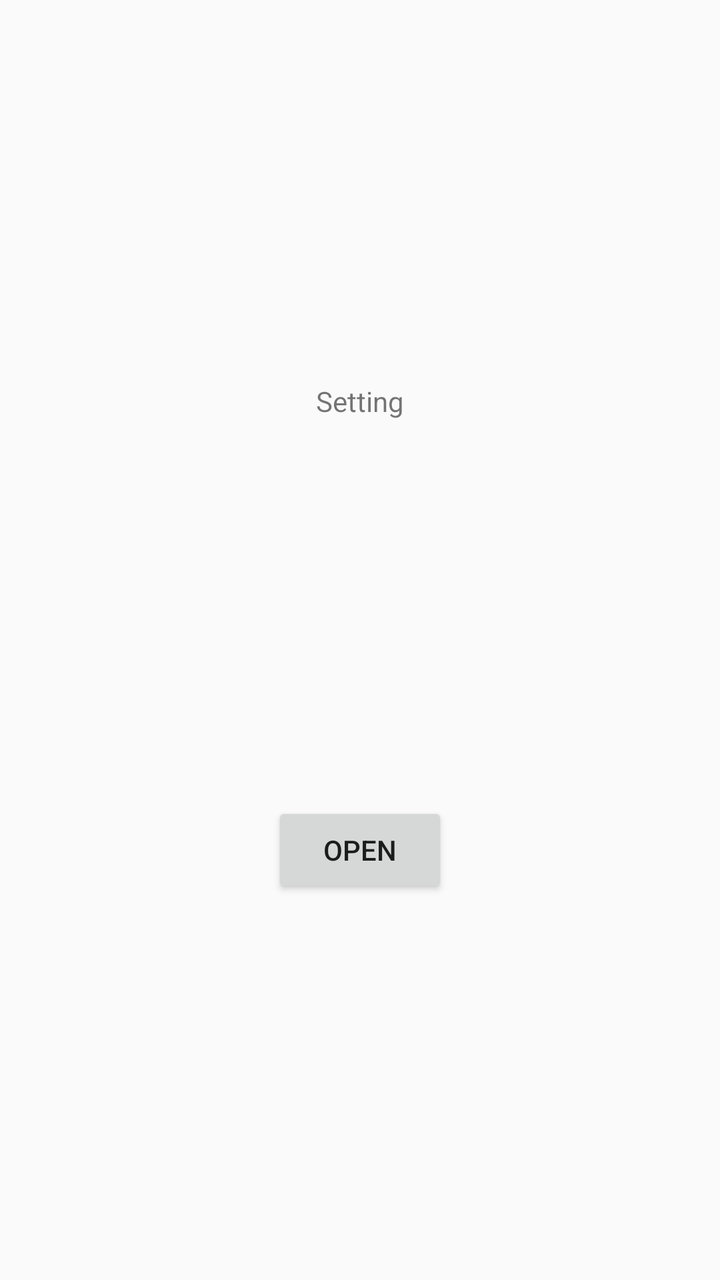
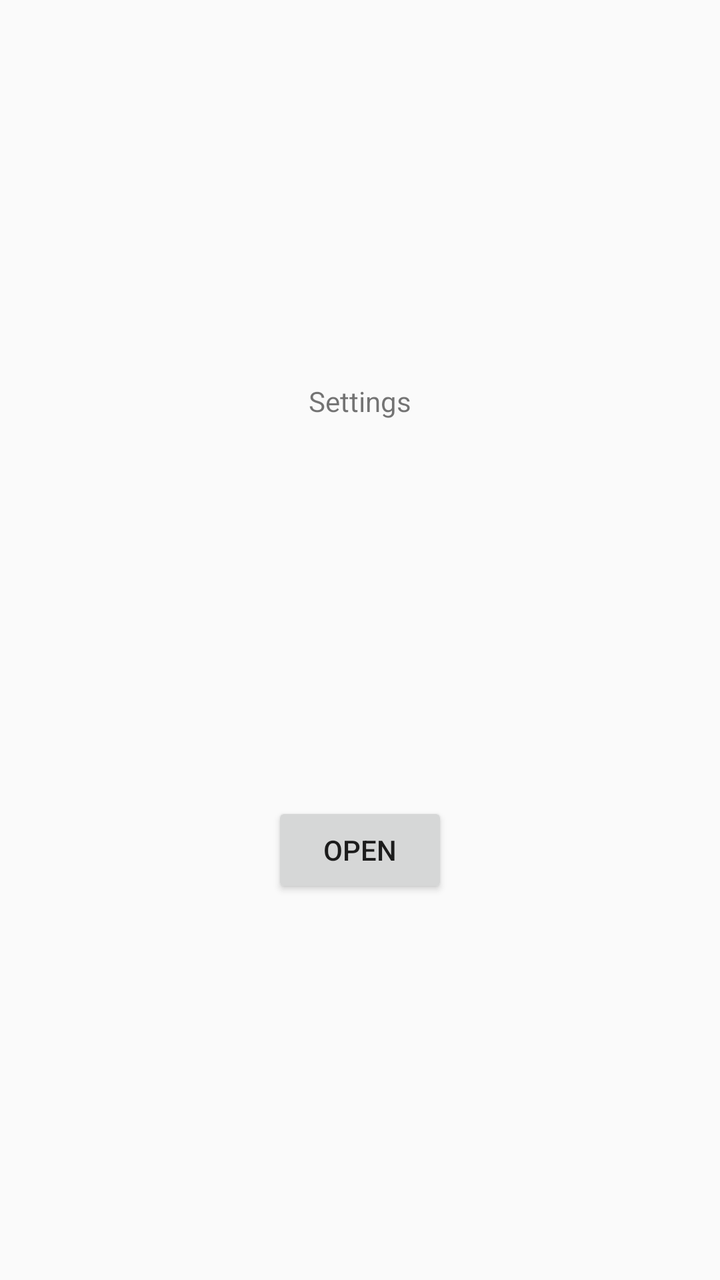

Screens rendered from an Android XML layout before and after an edit, with the pre-edit source and the edit as a unified diff.
<!-- AndroidManifest.xml: application theme Theme.ContentBrowser -->
<!-- res/layout/fragment_setting.xml -->
<?xml version="1.0" encoding="utf-8"?>
<androidx.constraintlayout.widget.ConstraintLayout xmlns:android="http://schemas.android.com/apk/res/android"
    xmlns:app="http://schemas.android.com/apk/res-auto"
    xmlns:tools="http://schemas.android.com/tools"
    android:layout_width="match_parent"
    android:layout_height="match_parent"
    tools:context=".SecondFragment">

    <TextView
        android:id="@+id/textview_second"
        android:layout_width="wrap_content"
        android:layout_height="wrap_content"
        android:text="Setting"
        app:layout_constraintBottom_toTopOf="@id/button_second"
        app:layout_constraintEnd_toEndOf="parent"
        app:layout_constraintStart_toStartOf="parent"
        app:layout_constraintTop_toTopOf="parent" />

    <Button
        android:id="@+id/button_second"
        android:layout_width="wrap_content"
        android:layout_height="wrap_content"
        android:text="Open"
        app:layout_constraintBottom_toBottomOf="parent"
        app:layout_constraintEnd_toEndOf="parent"
        app:layout_constraintStart_toStartOf="parent"
        app:layout_constraintTop_toBottomOf="@id/textview_second" />
</androidx.constraintlayout.widget.ConstraintLayout>
<!-- resources referenced by this layout -->
<resources>
  <style name="Theme.ContentBrowser" parent="Theme.AppCompat.Light.DarkActionBar">
          
          <item name="colorPrimary">@color/colorPrimary</item>
          <item name="colorPrimaryDark">@color/colorPrimaryDark</item>
          <item name="colorAccent">@color/colorAccent</item>
      </style>
  <color name="colorPrimary">#000000</color>
  <color name="colorPrimaryDark">#000000</color>
  <color name="colorAccent">#D81B60</color>
</resources>

<!-- the commit's change to res/layout/fragment_setting.xml (unified diff, before → after) -->
@@ -10,7 +10,7 @@
         android:id="@+id/textview_second"
         android:layout_width="wrap_content"
         android:layout_height="wrap_content"
-        android:text="Setting"
+        android:text="Settings"
         app:layout_constraintBottom_toTopOf="@id/button_second"
         app:layout_constraintEnd_toEndOf="parent"
         app:layout_constraintStart_toStartOf="parent"
